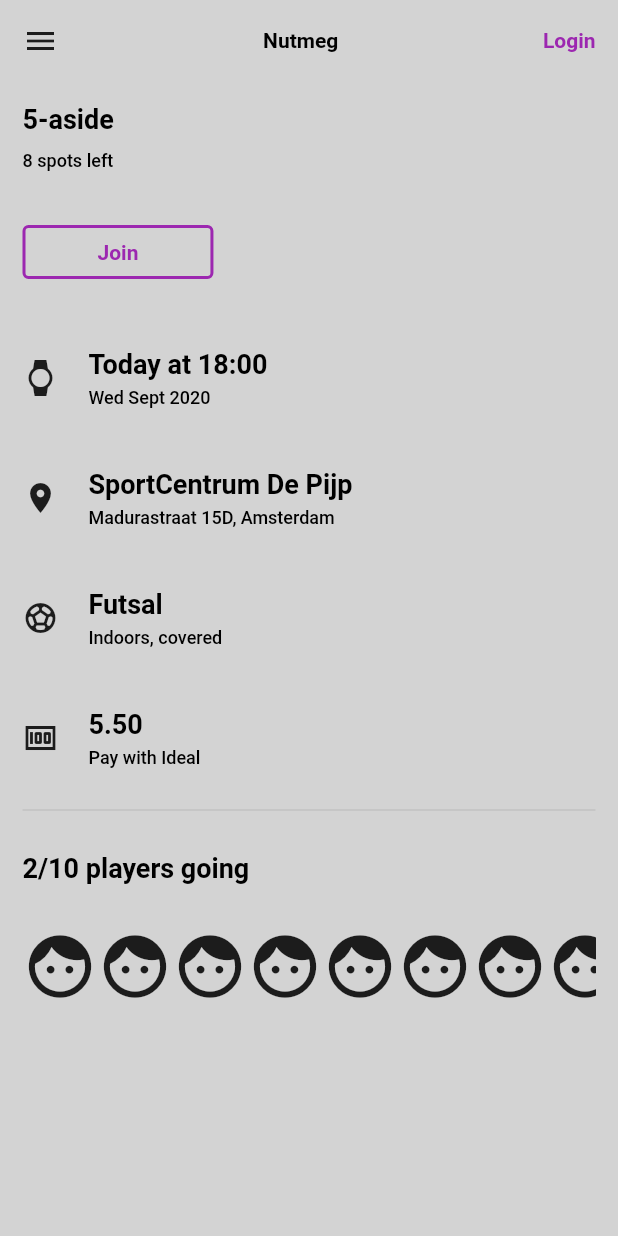
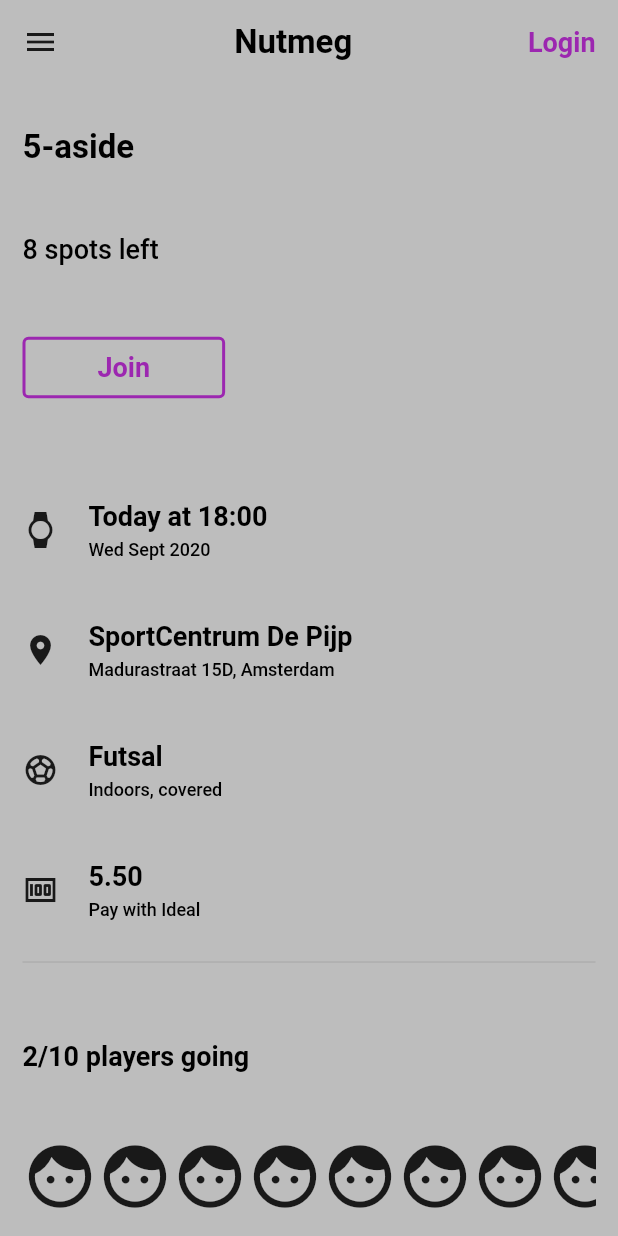
Before and after one commit to alexlipa91/nutmeg-flutter, a Flutter app: the screen it shows after launch, on a phone screen of 412 x 824 dp. Run offline on Flutter 3.47's test engine with Material 2 defaults, Android fonts, the phone set to English and light mode, and no system bars; our stand-ins replace firebase_auth, firebase_core, google_sign_in; accounts and stored records are empty; Roboto replaces fonts that are missing (Montserrat).

Commit message:
fix color and use spacer

```diff
--- a/lib/screens/available-matches/MatchDetails.dart
+++ b/lib/screens/available-matches/MatchDetails.dart
@@ -18,11 +18,11 @@ void main() {
       accentColor: Colors.blueAccent,
       textTheme: TextTheme(
           headline1: TextStyle(
-              color: Colors.black, fontWeight: FontWeight.w700, fontSize: 18),
+              color: Colors.black, fontWeight: FontWeight.w700, fontSize: 22),
           headline2: TextStyle(
-              color: Colors.black, fontWeight: FontWeight.w700, fontSize: 14),
+              color: Colors.black, fontWeight: FontWeight.w500, fontSize: 18),
           headline3: TextStyle(
-              color: Colors.purple, fontWeight: FontWeight.w700, fontSize: 14),
+              color: Colors.purple, fontWeight: FontWeight.w700, fontSize: 18),
           bodyText1: TextStyle(
               color: Colors.black, fontSize: 18, fontWeight: FontWeight.w600),
           bodyText2: TextStyle(
@@ -44,8 +44,9 @@ class MatchDetails extends StatelessWidget {
     final padding = 15.0;
 
     return SafeArea(
+      child: Expanded(
         child: Container(
-        decoration: new BoxDecoration(color: new HexColor("#d3d3d3")),
+          decoration: new BoxDecoration(color: Colors.grey.shade400),
           padding: EdgeInsets.all(padding),
           child: Column(
             children: [
@@ -53,19 +54,19 @@ class MatchDetails extends StatelessWidget {
                 mainAxisAlignment: MainAxisAlignment.spaceBetween,
                 children: [
                   Icon(Icons.menu),
-                Text("Nutmeg", style: themeData.textTheme.headline2),
+                  Text("Nutmeg", style: themeData.textTheme.headline1),
                   Text("Login", style: themeData.textTheme.headline3),
                 ],
               ),
-            SizedBox(height: 30),
+              Spacer(),
               Row(mainAxisAlignment: MainAxisAlignment.start, children: [
                 Text(match.sport, style: themeData.textTheme.headline1)
               ]),
-            SizedBox(height: 10),
+              Spacer(),
               Row(mainAxisAlignment: MainAxisAlignment.start, children: [
-              Text("8 spots left", style: themeData.textTheme.bodyText2)
+                Text("8 spots left", style: themeData.textTheme.headline2)
               ]),
-            SizedBox(height: 30),
+              Spacer(),
               Row(mainAxisAlignment: MainAxisAlignment.start, children: [
                 TextButton(
                     onPressed: () {},
@@ -81,7 +82,7 @@ class MatchDetails extends StatelessWidget {
                         textStyle: MaterialStateProperty.all(
                             themeData.textTheme.headline3))),
               ]),
-            SizedBox(height: 20),
+              Spacer(),
               new InfoWidget(
                   title: "Today at 18:00",
                   icon: Icons.watch,
@@ -97,13 +98,11 @@ class MatchDetails extends StatelessWidget {
               new InfoWidget(
                   title: "5.50", icon: Icons.money, subTitle: "Pay with Ideal"),
               Divider(),
-            SizedBox(height: 20),
+              Spacer(),
               Row(children: [
                 Text("2/10 players going", style: themeData.textTheme.bodyText1),
               ]),
-            new SizedBox(
-                height: 30.0,
-            ),
+              Spacer(),
               Align(
                 alignment: Alignment.centerLeft,
                 child: SingleChildScrollView(
@@ -126,6 +125,7 @@ class MatchDetails extends StatelessWidget {
                 ),
               )
             ],
+          ),
         ),
       ),
     );
```
Lines whose indentation alone changed are shown as unchanged.
